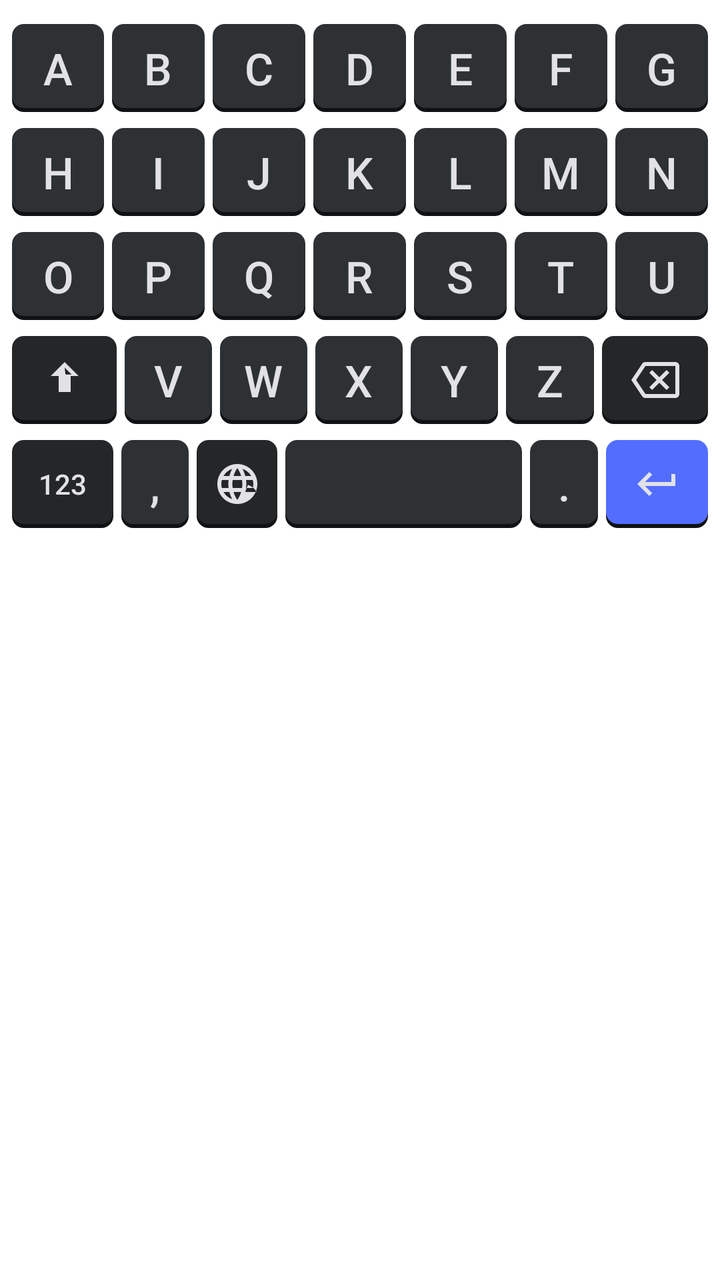
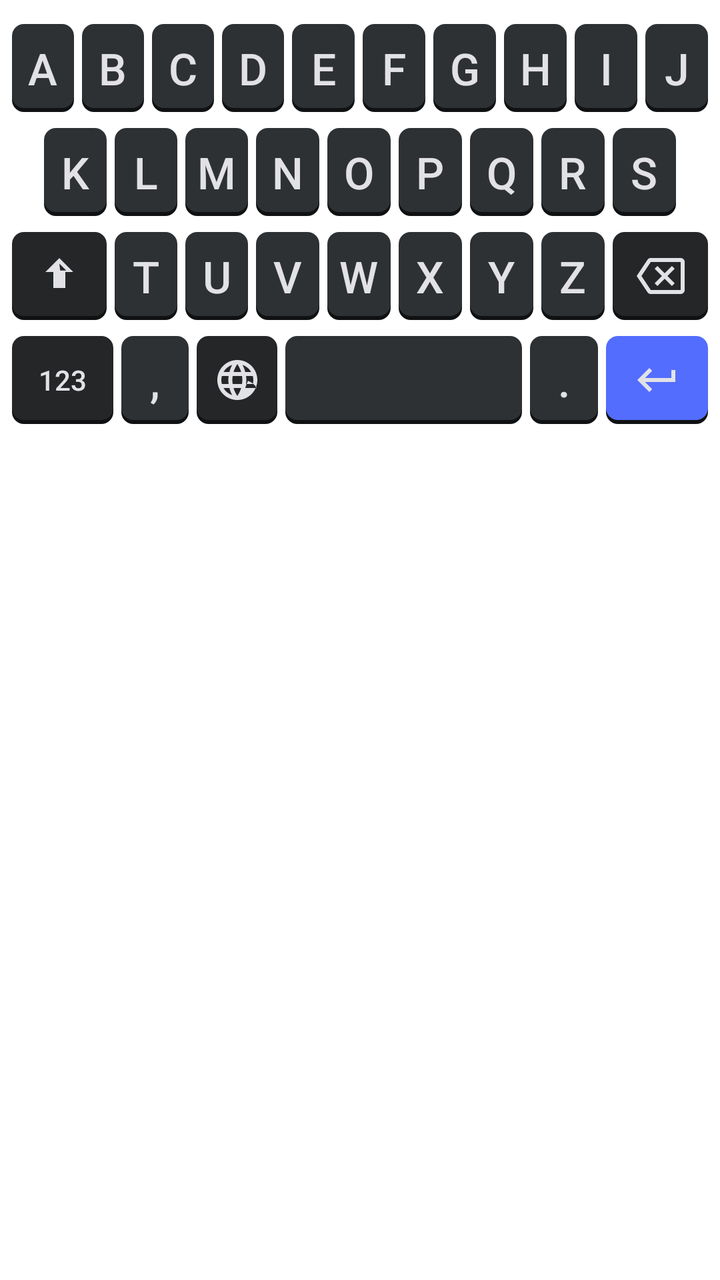

Screens rendered from an Android XML layout before and after an edit, with the pre-edit source and the edit as a unified diff.
<!-- AndroidManifest.xml: application theme Theme.ABCKeyboard -->
<!-- res/layout/layout_abc.xml -->
<?xml version="1.0" encoding="utf-8"?>
<LinearLayout xmlns:android="http://schemas.android.com/apk/res/android"
    android:layout_width="match_parent"
    android:layout_height="match_parent"
    android:orientation="vertical"
    android:paddingHorizontal="4dp"
    android:paddingVertical="8dp">

    
    <LinearLayout android:layout_width="match_parent" android:layout_height="52dp" android:orientation="horizontal">
        <Button style="@style/KeyStyle" android:text="A" android:layout_weight="1" />
        <Button style="@style/KeyStyle" android:text="B" android:layout_weight="1" />
        <Button style="@style/KeyStyle" android:text="C" android:layout_weight="1" />
        <Button style="@style/KeyStyle" android:text="D" android:layout_weight="1" />
        <Button style="@style/KeyStyle" android:text="E" android:layout_weight="1" />
        <Button style="@style/KeyStyle" android:text="F" android:layout_weight="1" />
        <Button style="@style/KeyStyle" android:text="G" android:layout_weight="1" />
    </LinearLayout>

    
    <LinearLayout android:layout_width="match_parent" android:layout_height="52dp" android:orientation="horizontal">
        <Button style="@style/KeyStyle" android:text="H" android:layout_weight="1" />
        <Button style="@style/KeyStyle" android:text="I" android:layout_weight="1" />
        <Button style="@style/KeyStyle" android:text="J" android:layout_weight="1" />
        <Button style="@style/KeyStyle" android:text="K" android:layout_weight="1" />
        <Button style="@style/KeyStyle" android:text="L" android:layout_weight="1" />
        <Button style="@style/KeyStyle" android:text="M" android:layout_weight="1" />
        <Button style="@style/KeyStyle" android:text="N" android:layout_weight="1" />
    </LinearLayout>

    
    <LinearLayout android:layout_width="match_parent" android:layout_height="52dp" android:orientation="horizontal">
        <Button style="@style/KeyStyle" android:text="O" android:layout_weight="1" />
        <Button style="@style/KeyStyle" android:text="P" android:layout_weight="1" />
        <Button style="@style/KeyStyle" android:text="Q" android:layout_weight="1" />
        <Button style="@style/KeyStyle" android:text="R" android:layout_weight="1" />
        <Button style="@style/KeyStyle" android:text="S" android:layout_weight="1" />
        <Button style="@style/KeyStyle" android:text="T" android:layout_weight="1" />
        <Button style="@style/KeyStyle" android:text="U" android:layout_weight="1" />
    </LinearLayout>

    
    <LinearLayout android:layout_width="match_parent" android:layout_height="52dp" android:orientation="horizontal">
        <ImageButton style="@style/KeyStyle.Special" android:src="@drawable/ic_shift" android:tag="⇧" android:layout_weight="1.2" android:scaleType="centerInside" android:tint="@color/text_color_dark" />
        <Button style="@style/KeyStyle" android:text="V" android:layout_weight="1" />
        <Button style="@style/KeyStyle" android:text="W" android:layout_weight="1" />
        <Button style="@style/KeyStyle" android:text="X" android:layout_weight="1" />
        <Button style="@style/KeyStyle" android:text="Y" android:layout_weight="1" />
        <Button style="@style/KeyStyle" android:text="Z" android:layout_weight="1" />
        <ImageButton style="@style/KeyStyle.Special" android:src="@drawable/ic_backspace" android:tag="⌫" android:layout_weight="1.2" android:scaleType="centerInside" android:tint="@color/text_color_dark" />
    </LinearLayout>

    
    <LinearLayout android:layout_width="match_parent" android:layout_height="52dp" android:orientation="horizontal">
        <Button style="@style/KeyStyle.Special" android:text="123" android:layout_weight="1.5" />
        <Button style="@style/KeyStyle" android:text="," android:layout_weight="1" />
        <ImageButton style="@style/KeyStyle.Special" android:src="@drawable/ic_globe" android:tag="GLOBE" android:layout_weight="1.2" android:scaleType="centerInside" android:tint="@color/text_color_dark" />
        <Button style="@style/KeyStyle" android:text="SPACE" android:layout_weight="3.5" android:textColor="@android:color/transparent" />
        <Button style="@style/KeyStyle" android:text="." android:layout_weight="1" />
        <ImageButton style="@style/KeyStyle.Accent" android:src="@drawable/ic_enter" android:tag="ENTER" android:layout_weight="1.5" android:scaleType="centerInside" android:tint="@color/text_color_dark" />
    </LinearLayout>

</LinearLayout>
<!-- resources referenced by this layout -->
<resources>
  <color name="text_color_dark">#E2E2E6</color>
  <!-- drawable ic_backspace (drawable) -->
  <vector xmlns:android="http://schemas.android.com/apk/res/android"
      android:width="24dp"
      android:height="24dp"
      android:viewportWidth="24.0"
      android:viewportHeight="24.0">
      <path
          android:fillColor="#E2E2E6"
          android:pathData="M22,3H7C6.31,3 5.77,3.35 5.41,3.88L0,12L5.41,20.11C5.77,20.64 6.32,21 7,21H22C23.1,21 24,20.1 24,19V5C24,3.9 23.1,3 22,3ZM22,19H7.07L2.4,12L7.07,5H22V19ZM10.41,17L14,13.41L17.59,17L19,15.59L15.41,12L19,8.41L17.59,7L14,10.59L10.41,7L9,8.41L12.59,12L9,15.59L10.41,17Z" />
  </vector>
  <!-- drawable ic_enter (drawable) -->
  <vector xmlns:android="http://schemas.android.com/apk/res/android"
      android:width="24dp"
      android:height="24dp"
      android:viewportWidth="24.0"
      android:viewportHeight="24.0">
      <path
          android:fillColor="#E2E2E6"
          android:pathData="M19,7v4H5.83l3.58,-3.59L8,6l-6,6 6,6 1.41,-1.41L5.83,13H21V7z" />
  </vector>
  <!-- drawable ic_shift (drawable) -->
  <vector xmlns:android="http://schemas.android.com/apk/res/android"
      android:width="24dp"
      android:height="24dp"
      android:viewportWidth="24.0"
      android:viewportHeight="24.0">
      <path
          android:fillColor="#E2E2E6"
          android:pathData="M15,18v-8h3.99L12,3 5.01,10H9v8h6zM12,5.83l3.41,3.41L14,9.24H10v6h4V9.24l-1.41,1.41z" />
  </vector>
  <style name="KeyStyle" parent="Widget.AppCompat.Button.Borderless">
          <item name="android:layout_width">0dp</item>
          <item name="android:layout_height">match_parent</item>
          <item name="android:layout_marginHorizontal">2dp</item>
          <item name="android:layout_marginVertical">4dp</item>
          <item name="android:background">@drawable/key_bg</item>
          <item name="android:textColor">@color/text_color_dark</item>
          <item name="android:textSize">22sp</item>
          <item name="android:fontFamily">sans-serif-medium</item>
          <item name="android:textAllCaps">false</item>
      </style>
  <style name="KeyStyle.Accent">
          <item name="android:background">@drawable/key_bg_accent</item>
      </style>
  <style name="KeyStyle.Special">
          <item name="android:background">@drawable/key_bg_special</item>
          <item name="android:textSize">14sp</item>
      </style>
  <style name="Theme.ABCKeyboard" parent="Theme.MaterialComponents.DayNight.NoActionBar">
          <item name="colorPrimary">@color/accent_color</item>
          <item name="colorPrimaryVariant">@color/accent_pressed</item>
          <item name="colorOnPrimary">#FFFFFF</item>
      </style>
  <!-- drawable key_bg (drawable) -->
  <?xml version="1.0" encoding="utf-8"?>
  <selector xmlns:android="http://schemas.android.com/apk/res/android">
      <item android:state_pressed="true">
          <shape android:shape="rectangle">
              <solid android:color="@color/key_pressed_dark" />
              <corners android:radius="6dp" />
          </shape>
      </item>
      <item>
          <layer-list>
              
              <item android:top="2dp">
                  <shape android:shape="rectangle">
                      <solid android:color="@color/key_shadow_dark" />
                      <corners android:radius="6dp" />
                  </shape>
              </item>
              
              <item android:bottom="2dp">
                  <shape android:shape="rectangle">
                      <solid android:color="@color/key_normal_dark" />
                      <corners android:radius="6dp" />
                  </shape>
              </item>
          </layer-list>
      </item>
  </selector>
  <color name="accent_color">#536DFE</color>
  <color name="accent_pressed">#3D5AFE</color>
  <color name="key_pressed_dark">#414446</color>
  <color name="key_shadow_dark">#0F1112</color>
  <color name="key_normal_dark">#2E3133</color>
  <color name="special_key_dark">#242628</color>
</resources>

<!-- the commit's change to res/layout/layout_abc.xml (unified diff, before → after) -->
@@ -15,39 +15,35 @@
         <Button style="@style/KeyStyle" android:text="E" android:layout_weight="1" />
         <Button style="@style/KeyStyle" android:text="F" android:layout_weight="1" />
         <Button style="@style/KeyStyle" android:text="G" android:layout_weight="1" />
+        <Button style="@style/KeyStyle" android:text="H" android:layout_weight="1" />
+        <Button style="@style/KeyStyle" android:text="I" android:layout_weight="1" />
+        <Button style="@style/KeyStyle" android:text="J" android:layout_weight="1" />
     </LinearLayout>
 
     
-    <LinearLayout android:layout_width="match_parent" android:layout_height="52dp" android:orientation="horizontal">
-        <Button style="@style/KeyStyle" android:text="H" android:layout_weight="1" />
-        <Button style="@style/KeyStyle" android:text="I" android:layout_weight="1" />
-        <Button style="@style/KeyStyle" android:text="J" android:layout_weight="1" />
+    <LinearLayout android:layout_width="match_parent" android:layout_height="52dp" android:orientation="horizontal" android:paddingHorizontal="16dp">
         <Button style="@style/KeyStyle" android:text="K" android:layout_weight="1" />
         <Button style="@style/KeyStyle" android:text="L" android:layout_weight="1" />
         <Button style="@style/KeyStyle" android:text="M" android:layout_weight="1" />
         <Button style="@style/KeyStyle" android:text="N" android:layout_weight="1" />
-    </LinearLayout>
-
-    
-    <LinearLayout android:layout_width="match_parent" android:layout_height="52dp" android:orientation="horizontal">
         <Button style="@style/KeyStyle" android:text="O" android:layout_weight="1" />
         <Button style="@style/KeyStyle" android:text="P" android:layout_weight="1" />
         <Button style="@style/KeyStyle" android:text="Q" android:layout_weight="1" />
         <Button style="@style/KeyStyle" android:text="R" android:layout_weight="1" />
         <Button style="@style/KeyStyle" android:text="S" android:layout_weight="1" />
-        <Button style="@style/KeyStyle" android:text="T" android:layout_weight="1" />
-        <Button style="@style/KeyStyle" android:text="U" android:layout_weight="1" />
     </LinearLayout>
 
     
     <LinearLayout android:layout_width="match_parent" android:layout_height="52dp" android:orientation="horizontal">
-        <ImageButton style="@style/KeyStyle.Special" android:src="@drawable/ic_shift" android:tag="⇧" android:layout_weight="1.2" android:scaleType="centerInside" android:tint="@color/text_color_dark" />
+        <ImageButton style="@style/KeyStyle.Special" android:src="@drawable/ic_shift" android:tag="⇧" android:layout_weight="1.5" android:scaleType="centerInside" android:tint="@color/text_color_dark" />
+        <Button style="@style/KeyStyle" android:text="T" android:layout_weight="1" />
+        <Button style="@style/KeyStyle" android:text="U" android:layout_weight="1" />
         <Button style="@style/KeyStyle" android:text="V" android:layout_weight="1" />
         <Button style="@style/KeyStyle" android:text="W" android:layout_weight="1" />
         <Button style="@style/KeyStyle" android:text="X" android:layout_weight="1" />
         <Button style="@style/KeyStyle" android:text="Y" android:layout_weight="1" />
         <Button style="@style/KeyStyle" android:text="Z" android:layout_weight="1" />
-        <ImageButton style="@style/KeyStyle.Special" android:src="@drawable/ic_backspace" android:tag="⌫" android:layout_weight="1.2" android:scaleType="centerInside" android:tint="@color/text_color_dark" />
+        <ImageButton style="@style/KeyStyle.Special" android:src="@drawable/ic_backspace" android:tag="⌫" android:layout_weight="1.5" android:scaleType="centerInside" android:tint="@color/text_color_dark" />
     </LinearLayout>
 
     
